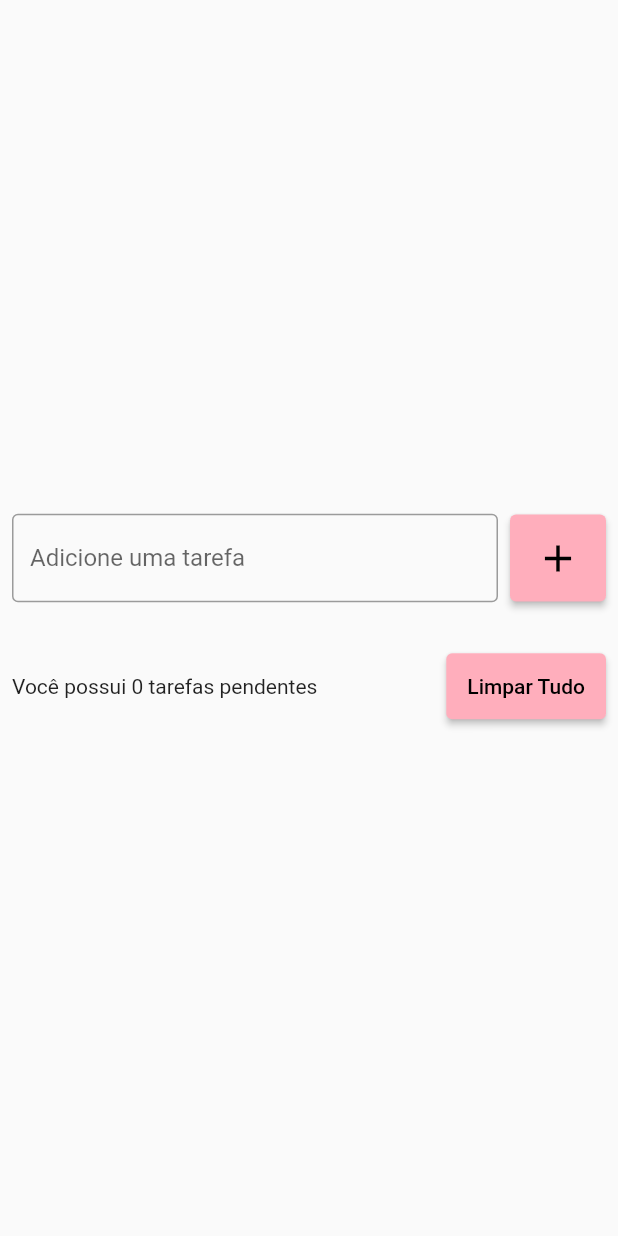
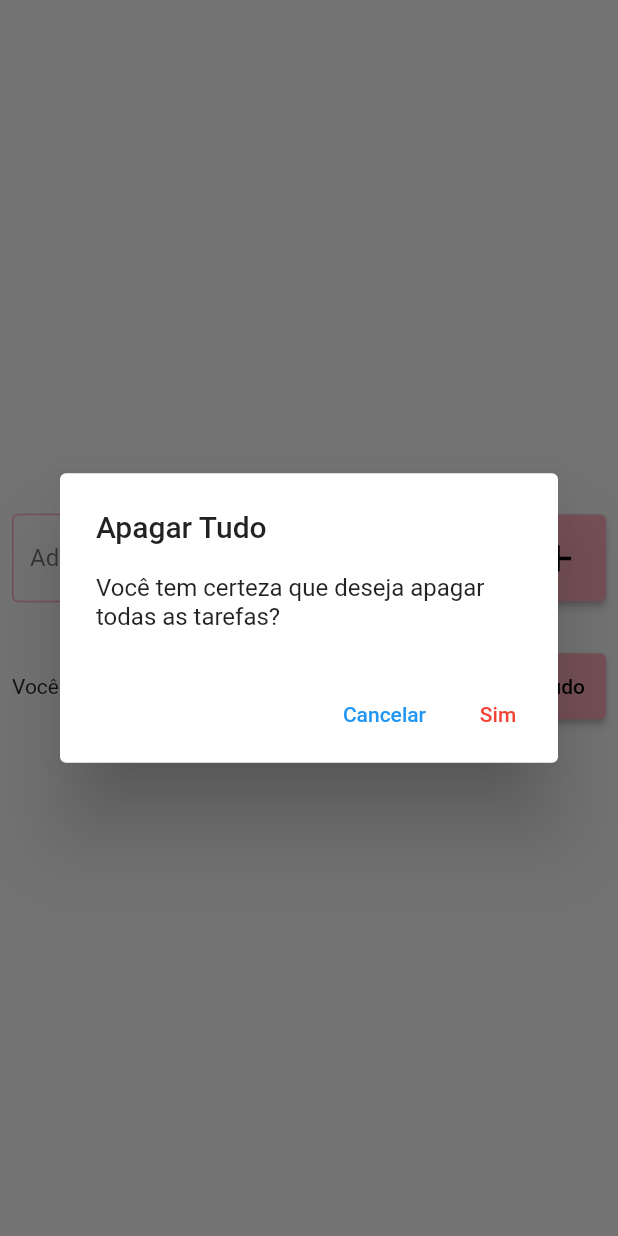
Before and after one commit to luanss19/lista_de_tarefas, a Flutter app: the screen it shows after launch, after a tap on "Limpar Tudo", on a phone screen of 412 x 824 dp. Run offline on Flutter 3.47's test engine with Material 2 defaults, Android fonts, the phone set to English and light mode, and no system bars; our stand-ins replace flutter_slidable.

Commit message:
Added functionality to buttons and snackbars on deletion of Todos.

```diff
--- a/lib/pages/todo_list_page.dart
+++ b/lib/pages/todo_list_page.dart
@@ -13,6 +13,8 @@ class TodoListPage extends StatefulWidget {
 class _TodoListPageState extends State<TodoListPage> {
   List<Todo> todos = [];
 
+  Todo? deletedTodo;
+  int? positionDelTodo;
   final TextEditingController todoController = TextEditingController();
 
   @override
@@ -32,7 +34,14 @@ class _TodoListPageState extends State<TodoListPage> {
                         controller: todoController,
                         decoration: InputDecoration(
                             border: OutlineInputBorder(),
+                            enabledBorder: OutlineInputBorder(
+                                borderSide:
+                                    BorderSide(color: Color(0xffFFAEBC))),
+                            focusedBorder: OutlineInputBorder(
+                                borderSide:
+                                    BorderSide(color: Color(0xffFFAEBC))),
                             labelText: 'Adicione uma tarefa',
+                            labelStyle: TextStyle(color: Colors.black54),
                             hintText: 'Ex. : Ir ao mercado.'),
                       ),
                     ),
@@ -67,7 +76,11 @@ class _TodoListPageState extends State<TodoListPage> {
                   child: ListView(
                     shrinkWrap: true,
                     children: [
-                      for (Todo todo in todos) TodoListItem(todo: todo)
+                      for (Todo todo in todos)
+                        TodoListItem(
+                          todo: todo,
+                          onDelete: onDelete,
+                        ),
                     ],
                   ),
                 ),
@@ -84,7 +97,7 @@ class _TodoListPageState extends State<TodoListPage> {
                       width: 8,
                     ),
                     ElevatedButton(
-                      onPressed: () {},
+                      onPressed: showDeletedTodosConfirmation,
                       child: Text(
                         'Limpar Tudo',
                         style: TextStyle(
@@ -105,4 +118,67 @@ class _TodoListPageState extends State<TodoListPage> {
       ),
     );
   }
+
+  void onDelete(Todo todo) {
+    deletedTodo = todo;
+    positionDelTodo = todos.indexOf(todo);
+    setState(() {
+      todos.remove(todo);
+    });
+
+    ScaffoldMessenger.of(context).clearSnackBars();
+    ScaffoldMessenger.of(context).showSnackBar(SnackBar(
+      content: Text(
+        'Tarefa ${todo.title} foi removida com sucesso!',
+        style: TextStyle(color: Colors.black38),
+      ),
+      backgroundColor: Colors.white,
+      duration: Duration(seconds: 5),
+      action: SnackBarAction(
+        label: 'Desfazer',
+        onPressed: () {
+          setState(() {
+            todos.insert(positionDelTodo!, deletedTodo!);
+          });
+        },
+        textColor: Color(0xffFFAEBC),
+      ),
+    ));
+  }
+
+  void showDeletedTodosConfirmation() {
+    showDialog(
+      context: context,
+      builder: (context) => AlertDialog(
+        title: Text('Apagar Tudo'),
+        content: Text('Você tem certeza que deseja apagar todas as tarefas?'),
+        actions: [
+          TextButton(
+            onPressed: (){
+              Navigator.of(context).pop();
+            },
+            child: Text('Cancelar'),
+          ),
+          TextButton(
+            onPressed: (){
+              Navigator.of(context).pop();
+              deleteAllTodos();
+            },
+            child: Text(
+              'Sim',
+              style: TextStyle(
+                color: Colors.red,
+              ),
+            ),
+          ),
+        ],
+      ),
+    );
+  }
+
+  void deleteAllTodos(){
+    setState(() {
+      todos.clear();
+    });
+  }
 }
```
Also changed, not shown: lib/widgets/todo_list_item.dart (+10 -2 lines).
